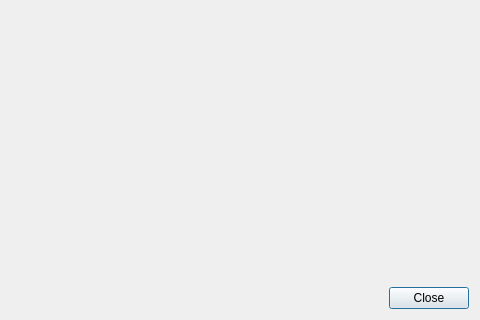
Old version of the form CuteCaspar/MidiPanelDialog.ui in the repository geertdaelemans/CuteCaspar; both pictures show x 295 to 775 and y 271 to 591 of the 775 by 591 pixel window.
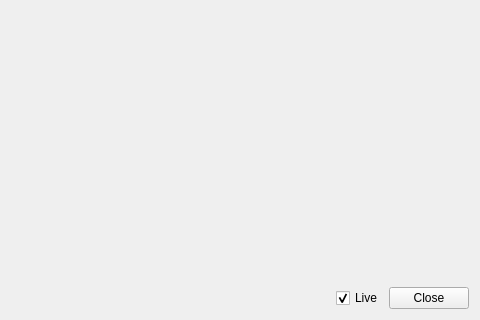
New version of the form. Icons and pictures are not drawn.

```diff
--- a/CuteCaspar/MidiPanelDialog.ui
+++ b/CuteCaspar/MidiPanelDialog.ui
@@ -50,6 +50,19 @@
        </property>
       </spacer>
      </item>
+     <item>
+      <widget class="QCheckBox" name="chkLive">
+       <property name="focusPolicy">
+        <enum>Qt::NoFocus</enum>
+       </property>
+       <property name="text">
+        <string>Live</string>
+       </property>
+       <property name="checked">
+        <bool>true</bool>
+       </property>
+      </widget>
+     </item>
      <item>
       <widget class="QPushButton" name="pushButton">
        <property name="sizePolicy">
@@ -58,6 +71,9 @@
          <verstretch>0</verstretch>
         </sizepolicy>
        </property>
+       <property name="focusPolicy">
+        <enum>Qt::NoFocus</enum>
+       </property>
        <property name="text">
         <string>Close</string>
        </property>
```
